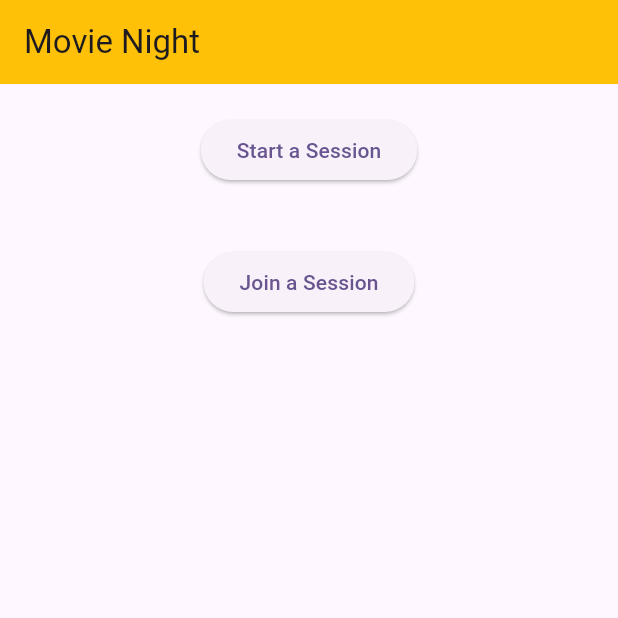
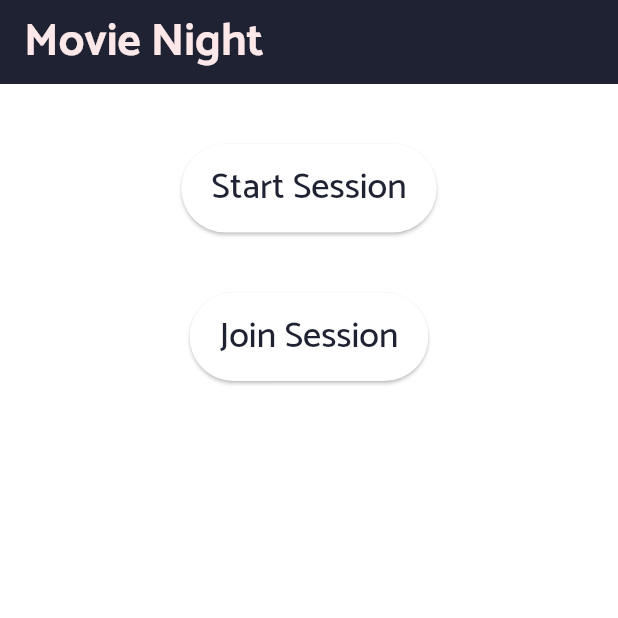
Before and after one commit to zhou0248/flutter-project-final, a Flutter app: the screen it shows after launch, on a phone screen of 412 x 824 dp, the top half of it. Run offline on Flutter 3.47's test engine with Material 3 defaults, Android fonts, the phone set to English and light mode, and no system bars; our stand-ins replace device_info_plus, flutter_dotenv, shared_preferences; missing offline and left inert: android_id.

Commit message:
apply assets and app theme

```diff
--- a/lib/helpers/appTheme.dart
+++ b/lib/helpers/appTheme.dart
@@ -1,8 +1,11 @@
 import 'package:flutter/material.dart';
 
 class AppTheme {
-  final appTheme = ThemeData(
-    colorScheme: const ColorScheme(
+  static const appBarTheme = AppBarTheme(
+    backgroundColor: Color(0xFF1F2232),
+    foregroundColor: Color(0xFFFDE8E9),
+  );
+  static const colorScheme = ColorScheme(
     brightness: Brightness.light,
     primary: Color(0xFF1F2232),
     onPrimary: Colors.white,
@@ -12,32 +15,36 @@ class AppTheme {
     onError: Colors.white,
     surface: Color(0xBC9EC1),
     onSurface: Colors.blueGrey,
-    ),
-    textTheme: TextTheme(
+  );
+  static var textTheme = TextTheme(
     titleMedium: TextStyle(
       fontFamily: 'Catamaran',
       fontSize: 30.0,
       fontWeight: FontWeight.bold,
-          color: Colors.grey[850]),
+      color: colorScheme.secondary,
+    ),
     bodyMedium: TextStyle(
         fontFamily: 'Catamaran',
         fontSize: 24.0,
         fontWeight: FontWeight.w500,
-          color: Colors.grey[800]),
+        color: colorScheme.primary),
     bodySmall: TextStyle(
         fontFamily: 'Catamaran',
         fontSize: 18.0,
         fontWeight: FontWeight.w400,
-          color: Colors.grey[800]),
-    ),
+        color: colorScheme.primary),
   );
+  static const defaultPadding = EdgeInsets.all(20.0);
+  static const largePadding = EdgeInsets.all(30.0);
+  static const smallPadding = EdgeInsets.all(10.0);
+  static const buttonPadding =
+      EdgeInsets.symmetric(horizontal: 20.0, vertical: 10.0);
 
-  ThemeData getTheme() {
-    return appTheme;
+  static var elevatedButtonStyle = ElevatedButton.styleFrom(
+    foregroundColor: AppTheme.colorScheme.primary,
+    backgroundColor: AppTheme.colorScheme.onPrimary,
+    textStyle: AppTheme.textTheme.bodyMedium,
+    padding: AppTheme.buttonPadding,
+  );
 }
-}
-
 // https://stackoverflow.com/questions/61961988/how-do-i-store-my-default-padding-in-theme-of-in-flutter
-const defaultPadding = EdgeInsets.all(20.0);
-const largePadding = EdgeInsets.all(30.0);
-const smallPadding = EdgeInsets.all(10.0);
--- a/lib/main.dart
+++ b/lib/main.dart
@@ -4,6 +4,7 @@ import './screens/codeEnteringScreen.dart';
 import './screens/codeSharingScreen.dart';
 import './screens/welcomeScreen.dart';
 import './screens/selectionScreen.dart';
+import './helpers/appTheme.dart';
 
 Future<void> main() async {
   await dotenv.load(fileName: '.env');
@@ -18,8 +19,9 @@ class MyApp extends StatelessWidget {
     return MaterialApp(
       title: 'Movie Night',
       theme: ThemeData(
-        colorScheme: ColorScheme.fromSeed(seedColor: Colors.deepPurple),
-        useMaterial3: true,
+        appBarTheme: AppTheme.appBarTheme,
+        colorScheme: AppTheme.colorScheme,
+        textTheme: AppTheme.textTheme,
       ),
       home: const WelcomeScreen(),
     );
--- a/lib/screens/welcomeScreen.dart
+++ b/lib/screens/welcomeScreen.dart
@@ -1,5 +1,6 @@
 import 'package:flutter/foundation.dart';
 import 'package:flutter/material.dart';
+import 'package:flutter_project/helpers/appTheme.dart';
 import './codeSharingScreen.dart';
 import './codeEnteringScreen.dart';
 import 'package:android_id/android_id.dart';
@@ -54,15 +55,20 @@ class _WelcomeScreenState extends State<WelcomeScreen> {
   Widget build(BuildContext context) {
     return Scaffold(
       appBar: AppBar(
-        title: Text("Movie Night"),
-        backgroundColor: Colors.amber,
+        title: const Text("Movie Night"),
+        foregroundColor: AppTheme.appBarTheme.foregroundColor,
+        backgroundColor: AppTheme.appBarTheme.backgroundColor,
+        titleTextStyle: AppTheme.textTheme.titleMedium,
       ),
       body: Center(
+        child: Padding(
+          padding: AppTheme.defaultPadding,
           child: Column(
             children: [
               Padding(
-              padding: EdgeInsets.all(20),
+                padding: AppTheme.defaultPadding,
                 child: ElevatedButton(
+                  style: AppTheme.elevatedButtonStyle,
                   onPressed: () {
                     Navigator.push(
                         context,
@@ -70,12 +76,13 @@ class _WelcomeScreenState extends State<WelcomeScreen> {
                           builder: (context) => CodeSharingScreen(),
                         ));
                   },
-                child: const Text('Start a Session'),
+                  child: const Text('Start Session'),
                 ),
               ),
               Padding(
-              padding: EdgeInsets.all(20),
+                padding: AppTheme.defaultPadding,
                 child: ElevatedButton(
+                  style: AppTheme.elevatedButtonStyle,
                   onPressed: () {
                     Navigator.push(
                         context,
@@ -83,12 +90,13 @@ class _WelcomeScreenState extends State<WelcomeScreen> {
                           builder: (context) => CodeEnteringScreen(),
                         ));
                   },
-                child: const Text('Join a Session'),
+                  child: const Text('Join Session'),
                 ),
               ),
             ],
           ),
         ),
+      ),
     );
   }
 }
```
Also changed, not shown: lib/screens/codeSharingScreen.dart (+5 -2 lines), lib/screens/selectionScreen.dart (+10 -4 lines). Lines whose indentation alone changed are shown as unchanged.
